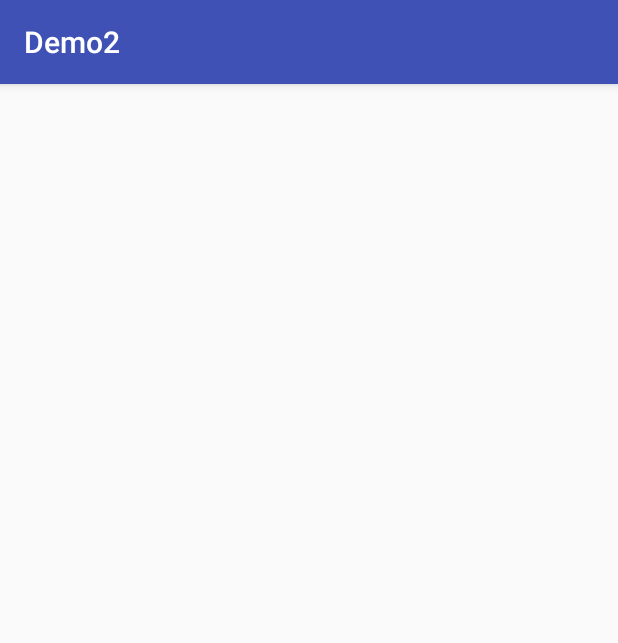
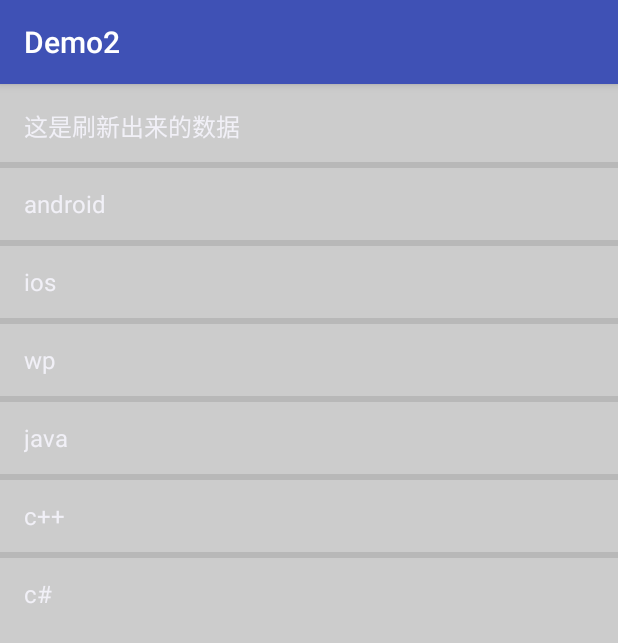
Before and after one commit to leiak/Demo2, an Android app: the PullToRefreshActivity screen opened directly, with no data from a screen before it, on a phone screen of 412 x 824 dp. Shown: the top 643 px of the screen. Run offline under Robolectric (Android 15) with nearby library versions, the phone set to English and light mode, and no system bars.

Commit message:
pulltorefresh create

```diff
--- a/app/build.gradle
+++ b/app/build.gradle
@@ -20,17 +20,10 @@ android {
 }
 
 dependencies {
-    compile fileTree(dir: 'libs', include: ['*.jar'])
+    compile fileTree(include: ['*.jar'], dir: 'libs')
     androidTestCompile('com.android.support.test.espresso:espresso-core:2.2.2', {
         exclude group: 'com.android.support', module: 'support-annotations'
     })
-
-
-
-
-
-
-
     compile 'com.android.support:appcompat-v7:26.+'
     compile 'com.android.support:recyclerview-v7:26.+'
     compile 'com.android.support:support-v4:26.+'
@@ -39,4 +32,5 @@ dependencies {
     compile 'com.squareup.okhttp3:okhttp:3.8.1'
     compile 'com.google.code.gson:gson:2.8.0'
     testCompile 'junit:junit:4.12'
+    compile project(':pulltorefresh')
 }
--- a/app/src/main/AndroidManifest.xml
+++ b/app/src/main/AndroidManifest.xml
@@ -69,9 +69,12 @@
             android:process=":remote"/>
 
         <activity android:name=".BaiduMapSecondActivity"/>
+
         <activity android:name=".WelcomeActivity"/>
+        <!--侧滑-->
         <activity android:name=".DrawerLayoutActivity">
         </activity>
+        <!--下拉刷新-->
         <activity android:name=".PullToRefreshActivity">
         </activity>
     </application>
--- /dev/null
+++ b/app/src/main/java/cn/hello/demo2/GetDataTask.java
@@ -0,0 +1,58 @@
+package cn.hello.demo2;
+
+import android.os.AsyncTask;
+import android.widget.ArrayAdapter;
+
+import com.handmark.pulltorefresh.library.PullToRefreshListView;
+import com.handmark.pulltorefresh.library.PullToRefreshBase.Mode;
+
+import java.util.LinkedList;
+
+/**
+ * Created by Administrator on 2017/9/6.
+ */
+
+public class GetDataTask extends AsyncTask<Void, Void, Void> {
+
+
+    private PullToRefreshListView mPullRefreshListView;
+    private ArrayAdapter<String> mAdapter;
+    private LinkedList<String> mListItems;
+
+    public GetDataTask(PullToRefreshListView listView,
+                       ArrayAdapter<String> adapter,LinkedList<String> listItems) {
+        // TODO 自动生成的构造函数存根
+        mPullRefreshListView = listView;
+        mAdapter = adapter;
+        mListItems = listItems;
+    }
+
+    @Override
+    protected Void doInBackground(Void... params) {
+        //模拟请求
+        try {
+            Thread.sleep(2000);
+        } catch (InterruptedException e) {
+        }
+        return null;
+    }
+
+    @Override
+    protected void onPostExecute(Void result) {
+        // TODO 自动生成的方法存根
+        super.onPostExecute(result);
+        //得到当前的模式
+        Mode mode = mPullRefreshListView.getCurrentMode();
+        if(mode == Mode.PULL_FROM_START) {
+            mListItems.addFirst("这是刷新出来的数据");
+        }
+        else {
+            mListItems.addLast("这是刷新出来的数据");
+        }
+        // 通知数据改变了
+        mAdapter.notifyDataSetChanged();
+        // 加载完成后停止刷新
+        mPullRefreshListView.onRefreshComplete();
+
+    }
+}
--- a/app/src/main/java/cn/hello/demo2/PullToRefreshActivity.java
+++ b/app/src/main/java/cn/hello/demo2/PullToRefreshActivity.java
@@ -1,7 +1,19 @@
 package cn.hello.demo2;
 
+import android.os.Bundle;
 import android.support.v7.app.AppCompatActivity;
-import android.os.Bundle;
+import android.text.format.DateUtils;
+import android.widget.ArrayAdapter;
+import android.widget.ListView;
+import android.widget.Toast;
+
+import com.handmark.pulltorefresh.library.PullToRefreshBase;
+import com.handmark.pulltorefresh.library.PullToRefreshBase.Mode;
+import com.handmark.pulltorefresh.library.PullToRefreshListView;
+import com.handmark.pulltorefresh.library.extras.SoundPullEventListener;
+
+import java.util.Arrays;
+import java.util.LinkedList;
 
 public class PullToRefreshActivity extends AppCompatActivity {
 
@@ -9,5 +21,91 @@ public class PullToRefreshActivity extends AppCompatActivity {
     protected void onCreate(Bundle savedInstanceState) {
         super.onCreate(savedInstanceState);
         setContentView(R.layout.activity_pull_to_refresh);
+        initView();
+
+        //一打开应用就自动刷新，下面语句可以写到刷新按钮里面
+        mPullRefreshListView.setRefreshing(true);
+        //new GetDataTask(mPullRefreshListView, mAdapter, mListItems).execute();
+        //mPullRefreshListView.setRefreshing(false);
+    }
+
+    //一个可以下拉刷新的listView对象
+    private PullToRefreshListView mPullRefreshListView;
+    //普通的listview对象
+    private ListView actualListView;
+    //添加一个链表数组，来存放string数组，这样就可以动态增加string数组中的内容了
+    private LinkedList<String> mListItems;
+    //给listview添加一个普通的适配器
+    private ArrayAdapter<String> mAdapter;
+
+
+
+    private void initView() {
+        initPTRListView();
+        initListView();
+    }
+
+    /**
+     * 设置下拉刷新的listview的动作
+     */
+    private void initPTRListView() {
+        mPullRefreshListView = (PullToRefreshListView) findViewById(R.id.pull_refresh_list);
+        //设置拉动监听器
+        mPullRefreshListView.setOnRefreshListener(new PullToRefreshBase.OnRefreshListener<ListView>() {
+
+            @Override
+            public void onRefresh(PullToRefreshBase<ListView> refreshView) {
+                //设置下拉时显示的日期和时间
+                String label = DateUtils.formatDateTime(getApplicationContext(), System.currentTimeMillis(),
+                        DateUtils.FORMAT_SHOW_TIME | DateUtils.FORMAT_SHOW_DATE | DateUtils.FORMAT_ABBREV_ALL);
+
+                // 更新显示的label
+                refreshView.getLoadingLayoutProxy().setLastUpdatedLabel(label);
+                // 开始执行异步任务，传入适配器来进行数据改变
+                new GetDataTask(mPullRefreshListView, mAdapter,mListItems).execute();
+            }
+        });
+
+        // 添加滑动到底部的监听器
+        mPullRefreshListView.setOnLastItemVisibleListener(new PullToRefreshBase.OnLastItemVisibleListener() {
+
+            @Override
+            public void onLastItemVisible() {
+                Toast.makeText(getApplication(), "已经到底了", Toast.LENGTH_SHORT).show();
+            }
+        });
+
+        //mPullRefreshListView.isScrollingWhileRefreshingEnabled();//看刷新时是否允许滑动
+        //在刷新时允许继续滑动
+        mPullRefreshListView.setScrollingWhileRefreshingEnabled(true);
+        //mPullRefreshListView.getMode();//得到模式
+        //上下都可以刷新的模式。这里有两个选择：Mode.PULL_FROM_START，Mode.BOTH，PULL_FROM_END
+        mPullRefreshListView.setMode(Mode.BOTH);
+
+        /**
+         * 设置反馈音效
+         */
+        SoundPullEventListener<ListView> soundListener = new SoundPullEventListener<ListView>(this);
+        //soundListener.addSoundEvent(State.PULL_TO_REFRESH, R.raw.pull_event);
+        //soundListener.addSoundEvent(State.RESET, R.raw.reset_sound);
+        //soundListener.addSoundEvent(State.REFRESHING, R.raw.refreshing_sound);
+        mPullRefreshListView.setOnPullEventListener(soundListener);
+    }
+
+    /**
+     * 设置listview的适配器
+     */
+    private void initListView() {
+        //通过getRefreshableView()来得到一个listview对象
+        actualListView = mPullRefreshListView.getRefreshableView();
+
+        String []data = new String[] {"android","ios","wp","java","c++","c#"};
+        mListItems = new LinkedList<String>();
+        //把string数组中的string添加到链表中
+        mListItems.addAll(Arrays.asList(data));
+
+        mAdapter = new ArrayAdapter<>(getApplicationContext(),
+                android.R.layout.simple_list_item_1, mListItems);
+        actualListView.setAdapter(mAdapter);
     }
 }
--- a/app/src/main/res/layout/activity_pull_to_refresh.xml
+++ b/app/src/main/res/layout/activity_pull_to_refresh.xml
@@ -5,6 +5,25 @@
     xmlns:tools="http://schemas.android.com/tools"
     android:layout_width="match_parent"
     android:layout_height="match_parent"
+    android:background="#cccccc"
     tools:context="cn.hello.demo2.PullToRefreshActivity">
 
+    <com.handmark.pulltorefresh.library.PullToRefreshListView
+        android:id="@+id/pull_refresh_list"
+        android:layout_width="fill_parent"
+        android:layout_height="fill_parent"
+        android:cacheColorHint="#000000"
+        android:textColor="#C0C0C0"
+        android:divider="#19000000"
+        android:dividerHeight="4dp"
+        android:fadingEdge="none"
+        android:fastScrollEnabled="false"
+        android:footerDividersEnabled="false"
+        android:headerDividersEnabled="false"
+        android:smoothScrollbar="true"
+
+
+        >
+    </com.handmark.pulltorefresh.library.PullToRefreshListView>
+
 </android.support.constraint.ConstraintLayout>
```
Also changed, not shown: 131 other files.
